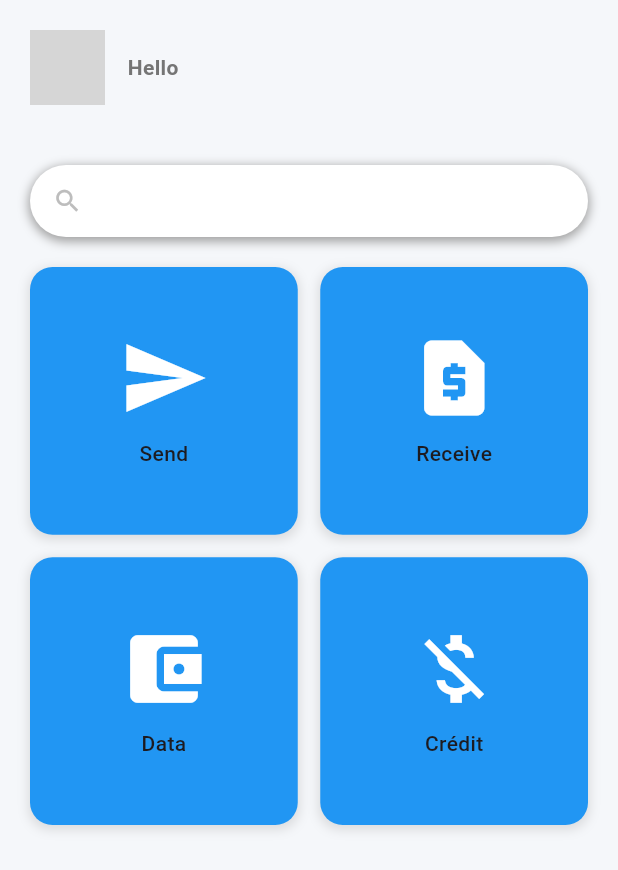
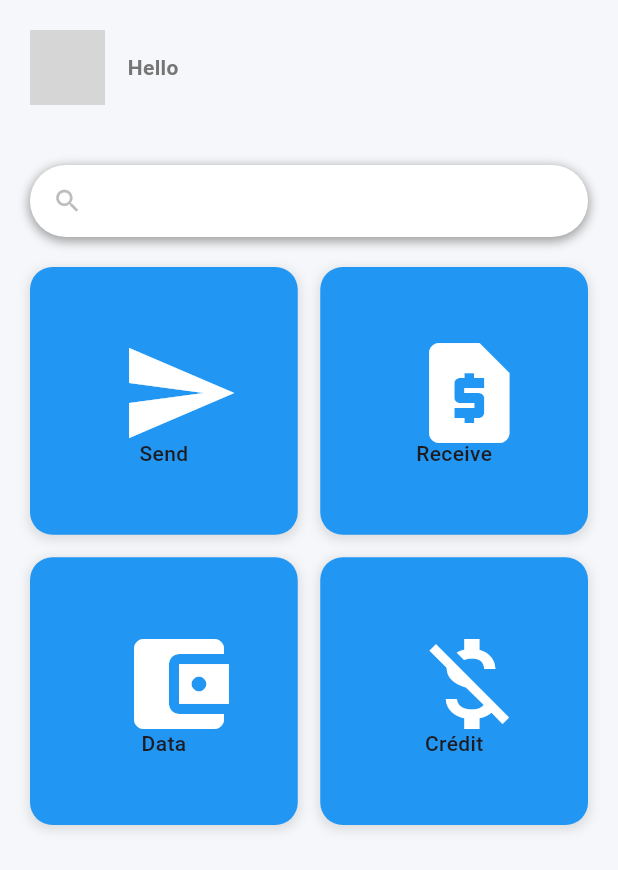
Before and after one commit to dairoudjamila/lewrupay, a Flutter app: the MainHome screen opened directly, on a phone screen of 412 x 824 dp. Shown: the top 870 px of the screen. Run offline on Flutter 3.47's test engine with Material 3 defaults, Android fonts, the phone set to English and light mode, and no system bars; our stand-ins replace get; missing offline and left inert: gradient_elevated_button; statements that could not run were skipped; grey boxes are pictures that could not be loaded.

Commit message:
ajout d'un page

```diff
--- a/lib/views/Main Home.dart
+++ b/lib/views/Main Home.dart
@@ -162,7 +162,7 @@ class _MainHomeState extends State<MainHome> {
           CircleAvatar(
             radius: 30,
             backgroundColor: Colors.blue,
-            child: Icon(icon, color: Colors.white, size: 60),
+            child: Icon(icon, color: Colors.white, size: 80),
           ),
           const SizedBox(height: 10),
           Text(
```
Also changed, not shown: flutter_04.png (added), flutter_05.png (added), flutter_06.png (added), flutter_07.png (added), flutter_08.png (added), flutter_09.png (added), flutter_10.png (added), flutter_11.png (added), flutter_12.png (added).
